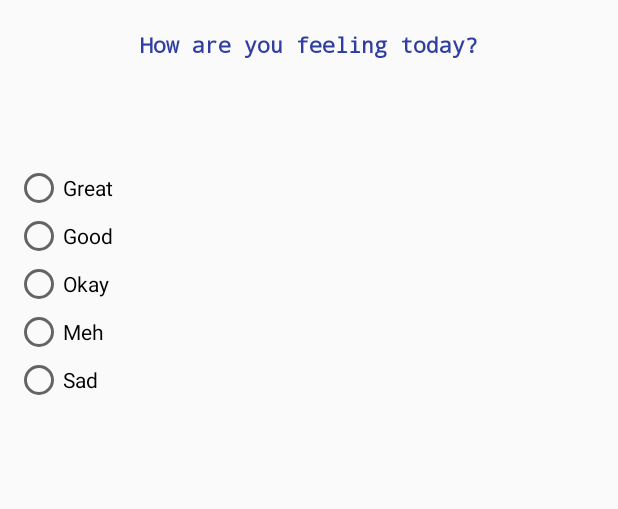
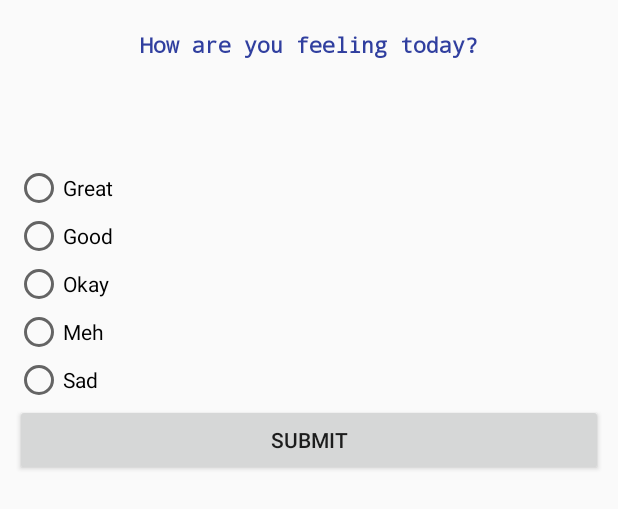
Before and after one commit to stewilondanga/LocalBusinessApp, an Android app: the layout fragment_mood_dialog.xml on its own in the app's theme, with its tools: preview values and no code run, on a phone screen of 412 x 824 dp. Shown: the top 509 px of the screen. Run offline under Robolectric (Android 15) with nearby library versions, the phone set to English and light mode, and no system bars.

Commit message:
add app/src/main/res/layout/fragment_mood_dialog.xml

```diff
--- a/app/src/main/res/layout/fragment_mood_dialog.xml
+++ b/app/src/main/res/layout/fragment_mood_dialog.xml
@@ -60,6 +60,12 @@
                 android:layout_height="wrap_content"
                 android:id="@+id/radioButton5"
                 android:layout_weight="1"/>
+            <Button
+                android:text="Submit"
+                android:layout_width="match_parent"
+                android:layout_height="wrap_content"
+                android:id="@+id/submitButton"
+                android:layout_weight="1"/>
         </RadioGroup>
     </LinearLayout>
 </LinearLayout>
```
